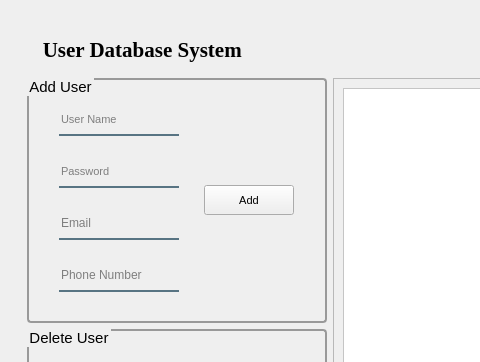
First picture: the form in UI_design/LoginUI_Design/Admin_Window.ui, repository ApplyKCL/SNYProject, before the edit; both pictures show x 0 to 480 and y 0 to 362 of the 1024 by 600 pixel window.
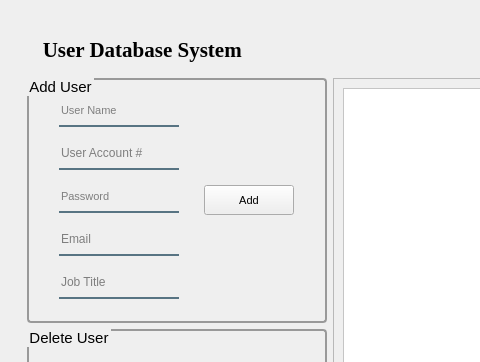
Second picture: the form after the edit. Icons and pictures are not drawn.

Patch:
```diff
--- a/UI_design/LoginUI_Design/Admin_Window.ui
+++ b/UI_design/LoginUI_Design/Admin_Window.ui
@@ -423,6 +423,26 @@
                       </property>
                      </widget>
                     </item>
+                    <item>
+                     <widget class="QLineEdit" name="add_useraccount">
+                      <property name="maximumSize">
+                       <size>
+                        <width>120</width>
+                        <height>30</height>
+                       </size>
+                      </property>
+                      <property name="styleSheet">
+                       <string notr="true">background-color:rgba(0,0,0,0);
+border:none;
+border-bottom:2px solid rgba(46,82,101,200);
+color:rgba(0,0,0,240);
+padding-bottom:2px;</string>
+                      </property>
+                      <property name="placeholderText">
+                       <string>User Account #</string>
+                      </property>
+                     </widget>
+                    </item>
                     <item>
                      <widget class="QLineEdit" name="add_user_of_password_lineEdit_2">
                       <property name="minimumSize">
@@ -490,7 +510,7 @@
 padding-bottom:2px;</string>
                       </property>
                       <property name="placeholderText">
-                       <string>Phone Number</string>
+                       <string>Job Title</string>
                       </property>
                      </widget>
                     </item>
```
Left out of the diff: 22 changed lines with no effect on the pictures.
